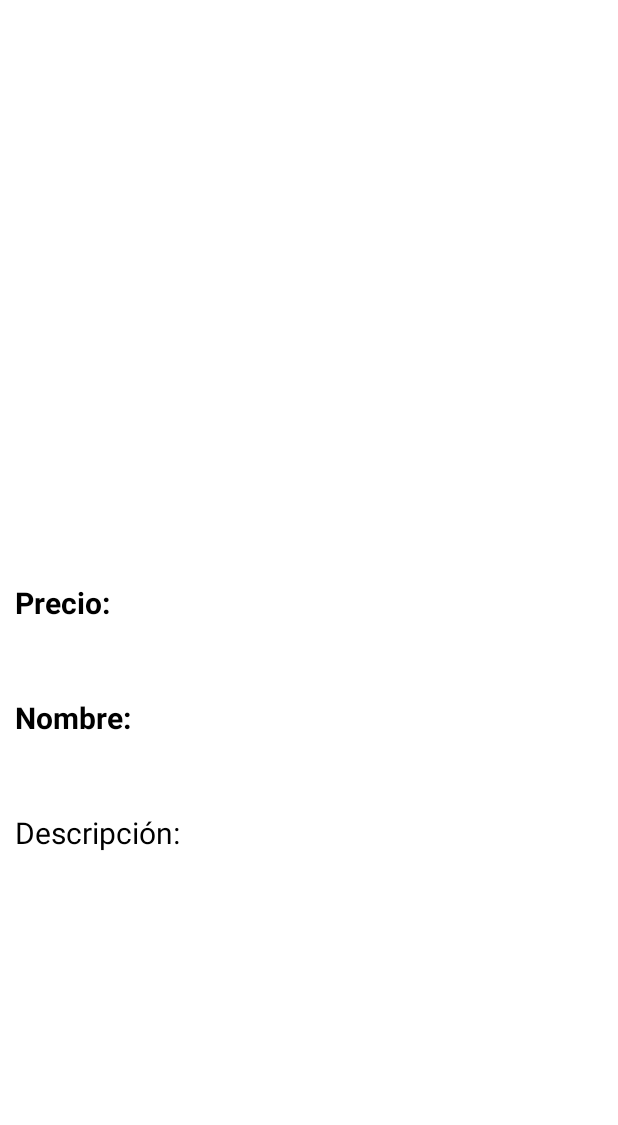
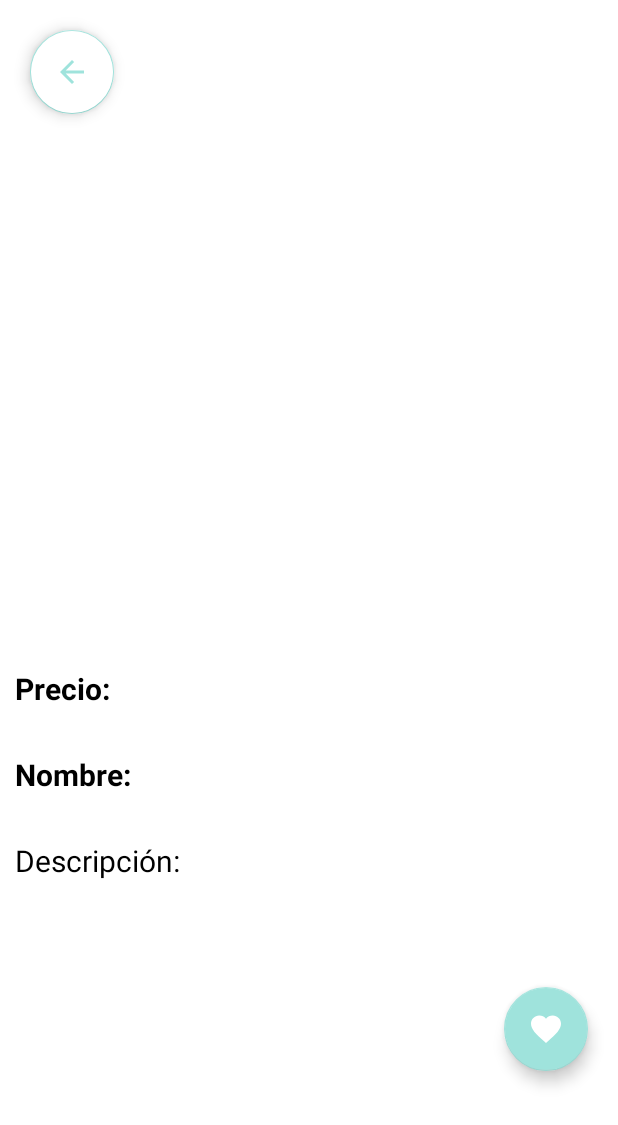
Before and after one commit to Isacoro/Vinted, an Android app: the layout activity_detalle_productos_view.xml on its own in the app's theme, with its tools: preview values and no code run, on a phone screen of 412 x 824 dp. Shown: the top 1125 px of the screen. Run offline under Robolectric (Android 15) with nearby library versions, the light colour scheme and no system bars.

Commit message:
Añadido botón favorito y atrás

```diff
--- /dev/null
+++ b/app/src/main/res/drawable/back.xml
@@ -0,0 +1,9 @@
+<vector android:autoMirrored="true"
+        android:height="24dp"
+        android:tint="#FFFFFF"
+        android:viewportHeight="24"
+        android:viewportWidth="24"
+        android:width="24dp"
+    xmlns:android="http://schemas.android.com/apk/res/android">
+    <path android:fillColor="@android:color/white" android:pathData="M20,11H7.83l5.59,-5.59L12,4l-8,8 8,8 1.41,-1.41L7.83,13H20v-2z"/>
+</vector>
--- a/app/src/main/res/layout/activity_detalle_productos_view.xml
+++ b/app/src/main/res/layout/activity_detalle_productos_view.xml
@@ -5,8 +5,22 @@
     android:layout_width="match_parent"
     android:layout_height="match_parent"
     android:orientation="vertical"
+    android:scrollbarTrackVertical="@drawable/back"
     android:weightSum="100"
     tools:context=".productos.listaProductos.DetalleProductosView">
+
+    <com.google.android.material.floatingactionbutton.FloatingActionButton
+        android:id="@+id/activityBack"
+        android:layout_width="wrap_content"
+        android:layout_height="wrap_content"
+        android:layout_alignParentTop="true"
+        android:layout_alignParentEnd="true"
+        android:layout_gravity="left"
+        android:layout_margin="@dimen/padding_general"
+        android:layout_marginRight="10dp"
+        android:backgroundTint="#FFFFFF"
+        app:srcCompat="@drawable/back"
+        app:tint="@color/colorPrimaryLight"/>
 
     <ImageView
         android:id="@+id/imgImagen"
@@ -26,10 +40,9 @@
         android:layout_margin="10dp"
         android:layout_weight="10"
         android:text="Precio: "
+        android:textColor="@color/colorBlack"
         android:textSize="20sp"
-        android:textStyle="bold"
-        android:textColor="@color/colorBlack"
-        />
+        android:textStyle="bold" />
 
     <TextView
         android:id="@+id/txtNombre"
@@ -39,9 +52,9 @@
         android:layout_margin="10dp"
         android:layout_weight="10"
         android:text="Nombre: "
+        android:textColor="@color/colorBlack"
         android:textSize="20sp"
-        android:textStyle="bold"
-        android:textColor="@color/colorBlack"/>
+        android:textStyle="bold" />
 
     <TextView
         android:id="@+id/txtDescripcion"
@@ -50,7 +63,21 @@
         android:layout_margin="10dp"
         android:layout_weight="10"
         android:text="Descripción: "
-        android:textSize="20sp"
-        android:textColor="@color/colorBlack"/>
+        android:textColor="@color/colorBlack"
+        android:textSize="20sp" />
+
+    <com.google.android.material.floatingactionbutton.FloatingActionButton
+        android:id="@+id/activityFavorite"
+        android:layout_width="wrap_content"
+        android:layout_height="wrap_content"
+        android:layout_alignParentTop="true"
+        android:layout_alignParentEnd="true"
+        android:layout_gravity="end"
+        android:layout_margin="@dimen/padding_general"
+        android:layout_marginRight="10dp"
+        android:backgroundTint="@color/colorPrimaryLight"
+        app:srcCompat="@drawable/favorito"
+        app:tint="@color/colorWhite" />
+
 
 </LinearLayout>
```
Also changed, not shown: app/src/main/java/com/isabel/examen_vinted/MainActivity.java (+16 -7 lines), app/src/main/java/com/isabel/examen_vinted/productos/listaProductos/DetalleProductosView.java (+28 -0 lines), app/src/main/java/com/isabel/examen_vinted/productos/listaProductos/ListaProductosFragment.java (+7 -35 lines), app/src/main/res/layout/activity_main.xml (+26 -19 lines), app/src/main/res/layout/fragment_listado_productos.xml (+7 -0 lines), app/src/main/res/drawable/imagen.jpg (deleted), app/src/main/res/drawable/top.png (deleted).
